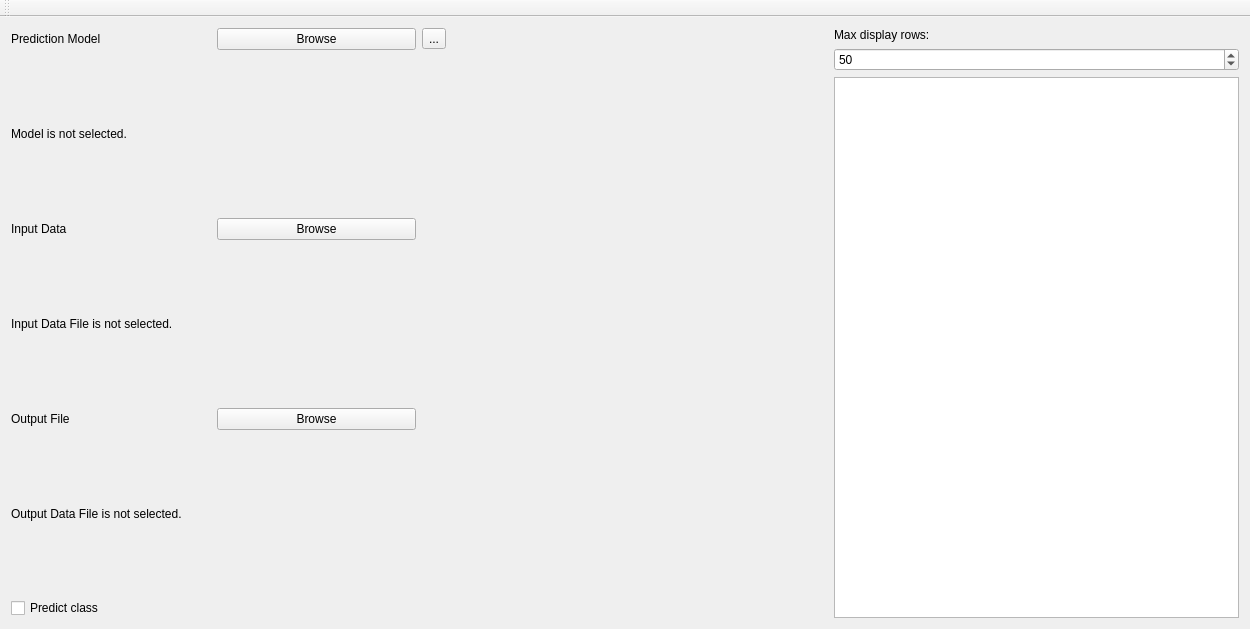
Above: lib/resources/prediction.ui from fukatani/ChainerWing before the change. Below: the same form after it.
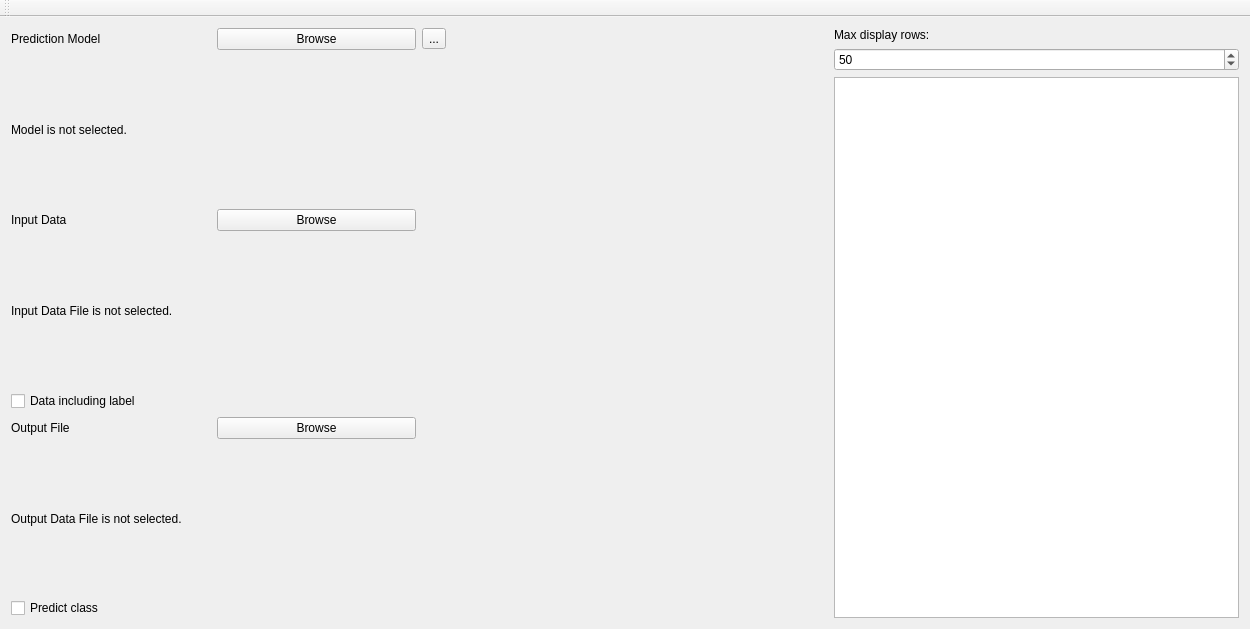
That is the form after the change.

Commit message: Enable to se label

```diff
--- a/lib/resources/prediction.ui
+++ b/lib/resources/prediction.ui
@@ -125,6 +125,13 @@
         </property>
        </widget>
       </item>
+      <item>
+       <widget class="QCheckBox" name="including_label">
+        <property name="text">
+         <string>Data including label</string>
+        </property>
+       </widget>
+      </item>
       <item>
        <layout class="QHBoxLayout" name="horizontalLayout_3">
         <item>
```
The commit also changes 4 other files.
